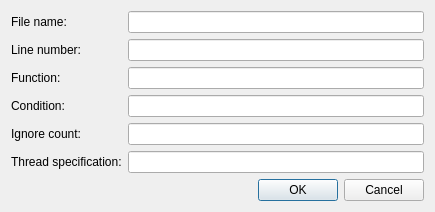
Before: the Qt Designer form src/plugins/debugger/breakcondition.ui in qt-creator/qt-creator, drawn with Qt 5.
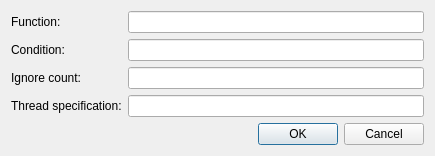
After: the same form once the commit is applied.

```diff
--- a/src/plugins/debugger/breakcondition.ui
+++ b/src/plugins/debugger/breakcondition.ui
@@ -14,63 +14,43 @@
    <item>
     <layout class="QGridLayout" name="gridLayout">
      <item row="0" column="0">
-      <widget class="QLabel" name="labelFileName">
-       <property name="text">
-        <string>File name:</string>
-       </property>
-      </widget>
-     </item>
-     <item row="0" column="1">
-      <widget class="QLineEdit" name="lineEditFileName"/>
-     </item>
-     <item row="1" column="0">
-      <widget class="QLabel" name="labelLineNumber">
-       <property name="text">
-        <string>Line number:</string>
-       </property>
-      </widget>
-     </item>
-     <item row="1" column="1">
-      <widget class="QLineEdit" name="lineEditLineNumber"/>
-     </item>
-     <item row="2" column="0">
       <widget class="QLabel" name="labelFunction">
        <property name="text">
         <string>Function:</string>
        </property>
       </widget>
      </item>
-     <item row="2" column="1">
+     <item row="0" column="1">
       <widget class="QLineEdit" name="lineEditFunction"/>
      </item>
-     <item row="3" column="0">
+     <item row="1" column="0">
       <widget class="QLabel" name="labelCondition">
        <property name="text">
         <string>Condition:</string>
        </property>
       </widget>
      </item>
-     <item row="3" column="1">
+     <item row="1" column="1">
       <widget class="QLineEdit" name="lineEditCondition"/>
      </item>
-     <item row="4" column="0">
+     <item row="2" column="0">
       <widget class="QLabel" name="labelIgnoreCount">
        <property name="text">
         <string>Ignore count:</string>
        </property>
       </widget>
      </item>
-     <item row="4" column="1">
+     <item row="2" column="1">
       <widget class="QLineEdit" name="lineEditIgnoreCount"/>
      </item>
-     <item row="5" column="0">
+     <item row="3" column="0">
       <widget class="QLabel" name="labelThreadSpec">
        <property name="text">
         <string>Thread specification:</string>
        </property>
       </widget>
      </item>
-     <item row="5" column="1">
+     <item row="3" column="1">
       <widget class="QLineEdit" name="lineEditThreadSpec"/>
      </item>
     </layout>
```
